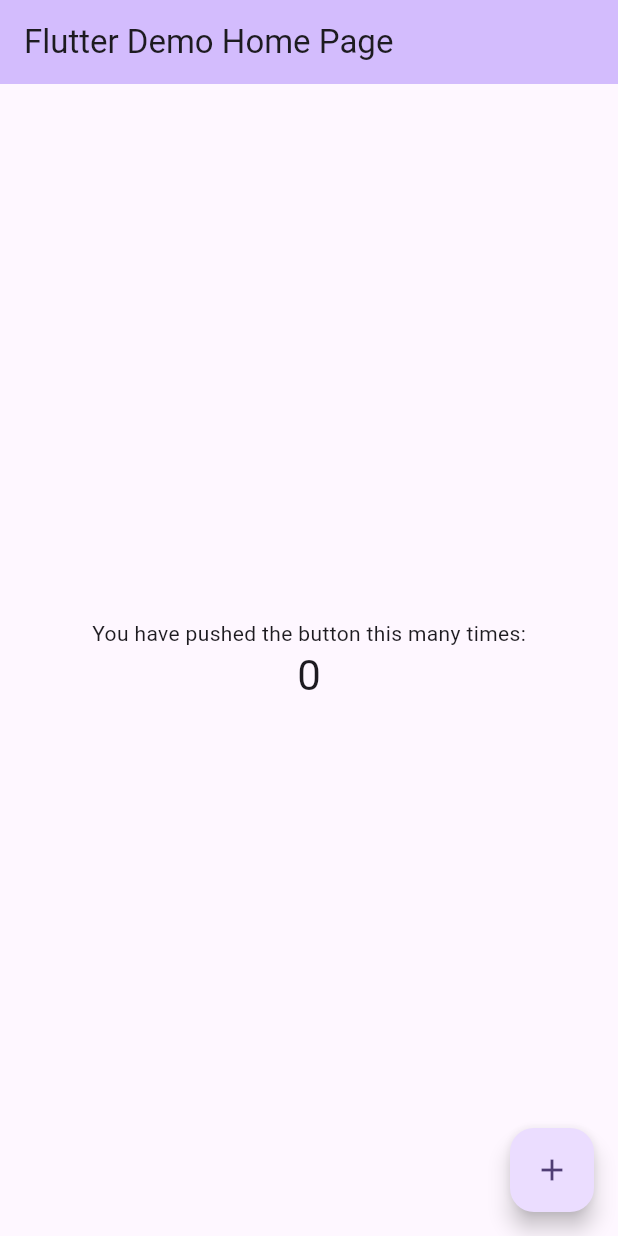
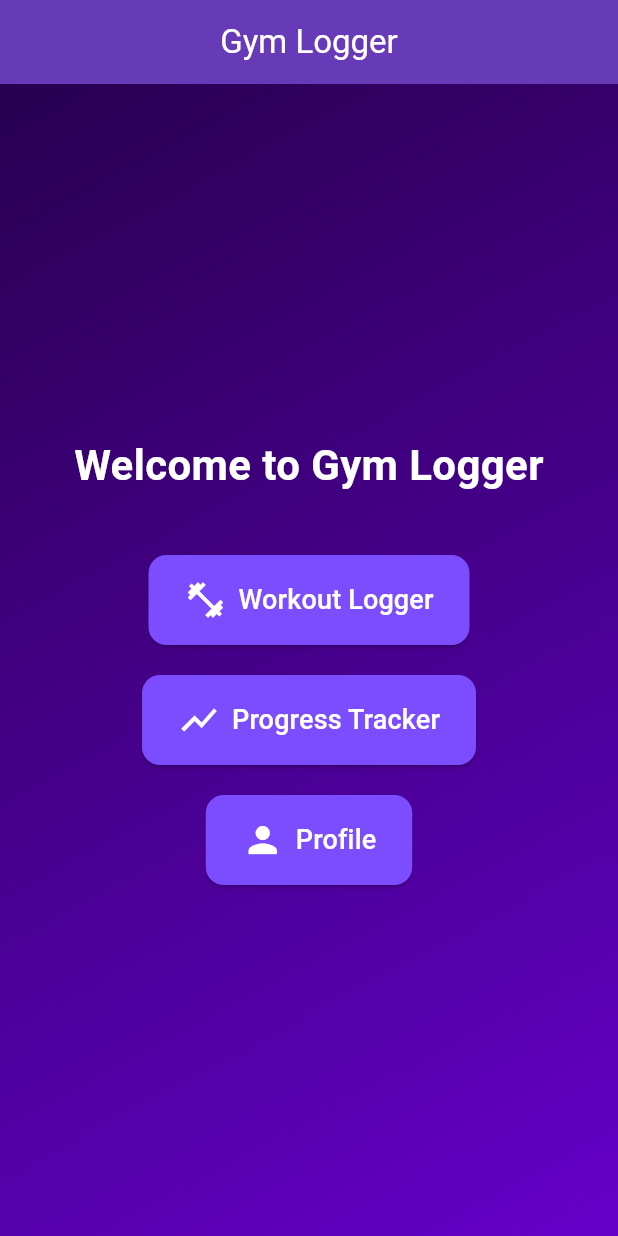
Before and after one commit to DHRUVGARG535/gym_app, a Flutter app: the screen it shows after launch, on a phone screen of 412 x 824 dp. Run offline on Flutter 3.47's test engine with Material 3 defaults, Android fonts, the phone set to English and light mode, and no system bars; our stand-ins replace shared_preferences.

Commit message:
main structure of app will modify this later

```diff
--- a/lib/main.dart
+++ b/lib/main.dart
@@ -1,122 +1,43 @@
 import 'package:flutter/material.dart';
+import 'screens/home_screen.dart';
+import 'screens/workout_screen.dart';
+import 'screens/progress_screen.dart';
 
 void main() {
-  runApp(const MyApp());
+  runApp(const GymApp());
 }
 
-class MyApp extends StatelessWidget {
-  const MyApp({super.key});
+class GymApp extends StatefulWidget {
+  const GymApp({super.key});
 
-  // This widget is the root of your application.
   @override
-  Widget build(BuildContext context) {
-    return MaterialApp(
-      title: 'Flutter Demo',
-      theme: ThemeData(
-        // This is the theme of your application.
-        //
-        // TRY THIS: Try running your application with "flutter run". You'll see
-        // the application has a purple toolbar. Then, without quitting the app,
-        // try changing the seedColor in the colorScheme below to Colors.green
-        // and then invoke "hot reload" (save your changes or press the "hot
-        // reload" button in a Flutter-supported IDE, or press "r" if you used
-        // the command line to start the app).
-        //
-        // Notice that the counter didn't reset back to zero; the application
-        // state is not lost during the reload. To reset the state, use hot
-        // restart instead.
-        //
-        // This works for code too, not just values: Most code changes can be
-        // tested with just a hot reload.
-        colorScheme: ColorScheme.fromSeed(seedColor: Colors.deepPurple),
-      ),
-      home: const MyHomePage(title: 'Flutter Demo Home Page'),
-    );
-  }
+  State<GymApp> createState() => _GymAppState();
 }
 
-class MyHomePage extends StatefulWidget {
-  const MyHomePage({super.key, required this.title});
+class _GymAppState extends State<GymApp> {
+  String currentScreen = 'home';
 
-  // This widget is the home page of your application. It is stateful, meaning
-  // that it has a State object (defined below) that contains fields that affect
-  // how it looks.
-
-  // This class is the configuration for the state. It holds the values (in this
-  // case the title) provided by the parent (in this case the App widget) and
-  // used by the build method of the State. Fields in a Widget subclass are
-  // always marked "final".
-
-  final String title;
-
-  @override
-  State<MyHomePage> createState() => _MyHomePageState();
-}
-
-class _MyHomePageState extends State<MyHomePage> {
-  int _counter = 0;
-
-  void _incrementCounter() {
+  void switchScreen(String screenName) {
     setState(() {
-      // This call to setState tells the Flutter framework that something has
-      // changed in this State, which causes it to rerun the build method below
-      // so that the display can reflect the updated values. If we changed
-      // _counter without calling setState(), then the build method would not be
-      // called again, and so nothing would appear to happen.
-      _counter++;
+      currentScreen = screenName;
     });
   }
 
   @override
   Widget build(BuildContext context) {
-    // This method is rerun every time setState is called, for instance as done
-    // by the _incrementCounter method above.
-    //
-    // The Flutter framework has been optimized to make rerunning build methods
-    // fast, so that you can just rebuild anything that needs updating rather
-    // than having to individually change instances of widgets.
-    return Scaffold(
-      appBar: AppBar(
-        // TRY THIS: Try changing the color here to a specific color (to
-        // Colors.amber, perhaps?) and trigger a hot reload to see the AppBar
-        // change color while the other colors stay the same.
-        backgroundColor: Theme.of(context).colorScheme.inversePrimary,
-        // Here we take the value from the MyHomePage object that was created by
-        // the App.build method, and use it to set our appbar title.
-        title: Text(widget.title),
+    Widget screenWidget = HomeScreen(onSelectScreen: switchScreen);
+
+    if (currentScreen == 'workout') {
+      screenWidget = WorkoutScreen(onBack: switchScreen);
+    } else if (currentScreen == 'progress') {
+      screenWidget = ProgressScreen(onBack: switchScreen);
+    }
+
+    return MaterialApp(
+      debugShowCheckedModeBanner: false,
+      home: Scaffold(
+        body: screenWidget,
       ),
-      body: Center(
-        // Center is a layout widget. It takes a single child and positions it
-        // in the middle of the parent.
-        child: Column(
-          // Column is also a layout widget. It takes a list of children and
-          // arranges them vertically. By default, it sizes itself to fit its
-          // children horizontally, and tries to be as tall as its parent.
-          //
-          // Column has various properties to control how it sizes itself and
-          // how it positions its children. Here we use mainAxisAlignment to
-          // center the children vertically; the main axis here is the vertical
-          // axis because Columns are vertical (the cross axis would be
-          // horizontal).
-          //
-          // TRY THIS: Invoke "debug painting" (choose the "Toggle Debug Paint"
-          // action in the IDE, or press "p" in the console), to see the
-          // wireframe for each widget.
-          mainAxisAlignment: MainAxisAlignment.center,
-          children: <Widget>[
-            const Text('You have pushed the button this many times:'),
-            Text(
-              '$_counter',
-              style: Theme.of(context).textTheme.headlineMedium,
-            ),
-          ],
-        ),
-      ),
-      floatingActionButton: FloatingActionButton(
-        onPressed: _incrementCounter,
-        tooltip: 'Increment',
-        child: const Icon(Icons.add),
-      ), // This trailing comma makes auto-formatting nicer for build methods.
     );
   }
 }
--- /dev/null
+++ b/lib/screens/home_screen.dart
@@ -0,0 +1,114 @@
+import 'package:flutter/material.dart';
+
+class HomeScreen extends StatelessWidget {
+  final void Function(String) onSelectScreen;
+
+  const HomeScreen({super.key, required this.onSelectScreen});
+
+  @override
+  Widget build(BuildContext context) {
+    return Scaffold(
+      appBar: AppBar(
+        title: const Text('Gym Logger', style: TextStyle(color: Colors.white)),
+        centerTitle: true,
+        backgroundColor: Colors.deepPurple,
+      ),
+      body: Container(
+        width: double.infinity,
+        padding: const EdgeInsets.all(24),
+        decoration: const BoxDecoration(
+          gradient: LinearGradient(
+            colors: [
+              Color.fromARGB(255, 40, 0, 80),
+              Color.fromARGB(255, 100, 0, 200),
+            ],
+            begin: Alignment.topLeft,
+            end: Alignment.bottomRight,
+          ),
+        ),
+        child: Column(
+          mainAxisAlignment: MainAxisAlignment.center,
+          children: [
+            const Text(
+              'Welcome to Gym Logger',
+              style: TextStyle(
+                fontSize: 28,
+                fontWeight: FontWeight.bold,
+                color: Colors.white,
+              ),
+              textAlign: TextAlign.center,
+            ),
+            const SizedBox(height: 40),
+
+            ElevatedButton.icon(
+              onPressed: () => onSelectScreen('workout'),
+              style: ElevatedButton.styleFrom(
+                backgroundColor: Colors.deepPurpleAccent,
+                padding: const EdgeInsets.symmetric(
+                  vertical: 16,
+                  horizontal: 24,
+                ),
+                shape: RoundedRectangleBorder(
+                  borderRadius: BorderRadius.circular(12),
+                ),
+              ),
+              icon: const Icon(
+                Icons.fitness_center,
+                size: 28,
+                color: Colors.white,
+              ),
+              label: const Text(
+                'Workout Logger',
+                style: TextStyle(fontSize: 18, color: Colors.white),
+              ),
+            ),
+
+            const SizedBox(height: 20),
+
+            ElevatedButton.icon(
+              onPressed: () => onSelectScreen('progress'),
+              style: ElevatedButton.styleFrom(
+                backgroundColor: Colors.deepPurpleAccent,
+                padding: const EdgeInsets.symmetric(
+                  vertical: 16,
+                  horizontal: 24,
+                ),
+                shape: RoundedRectangleBorder(
+                  borderRadius: BorderRadius.circular(12),
+                ),
+              ),
+              icon: const Icon(Icons.show_chart, size: 28, color: Colors.white),
+              label: const Text(
+                'Progress Tracker',
+                style: TextStyle(fontSize: 18, color: Colors.white),
+              ),
+            ),
+
+            const SizedBox(height: 20),
+
+            ElevatedButton.icon(
+              onPressed: () {
+                // For future settings screen
+              },
+              style: ElevatedButton.styleFrom(
+                backgroundColor: Colors.deepPurpleAccent,
+                padding: const EdgeInsets.symmetric(
+                  vertical: 16,
+                  horizontal: 24,
+                ),
+                shape: RoundedRectangleBorder(
+                  borderRadius: BorderRadius.circular(12),
+                ),
+              ),
+              icon: const Icon(Icons.person, size: 28, color: Colors.white),
+              label: const Text(
+                'Profile',
+                style: TextStyle(fontSize: 18, color: Colors.white),
+              ),
+            ),
+          ],
+        ),
+      ),
+    );
+  }
+}
--- a/pubspec.yaml
+++ b/pubspec.yaml
@@ -34,6 +34,7 @@ dependencies:
   # The following adds the Cupertino Icons font to your application.
   # Use with the CupertinoIcons class for iOS style icons.
   cupertino_icons: ^1.0.8
+  shared_preferences: ^2.5.3
 
 dev_dependencies:
   flutter_test:
```
Also changed, not shown: lib/models/exercise.dart (added, +11 -0 lines), lib/models/progress_entry.dart (added, +20 -0 lines), lib/models/workout_log.dart (added, +29 -0 lines), lib/screens/progress_screen.dart (added, +132 -0 lines), lib/screens/workout_screen.dart (added, +144 -0 lines), lib/widgets/exercise_title.dart (added, +29 -0 lines), pubspec.lock, 1 other file.
